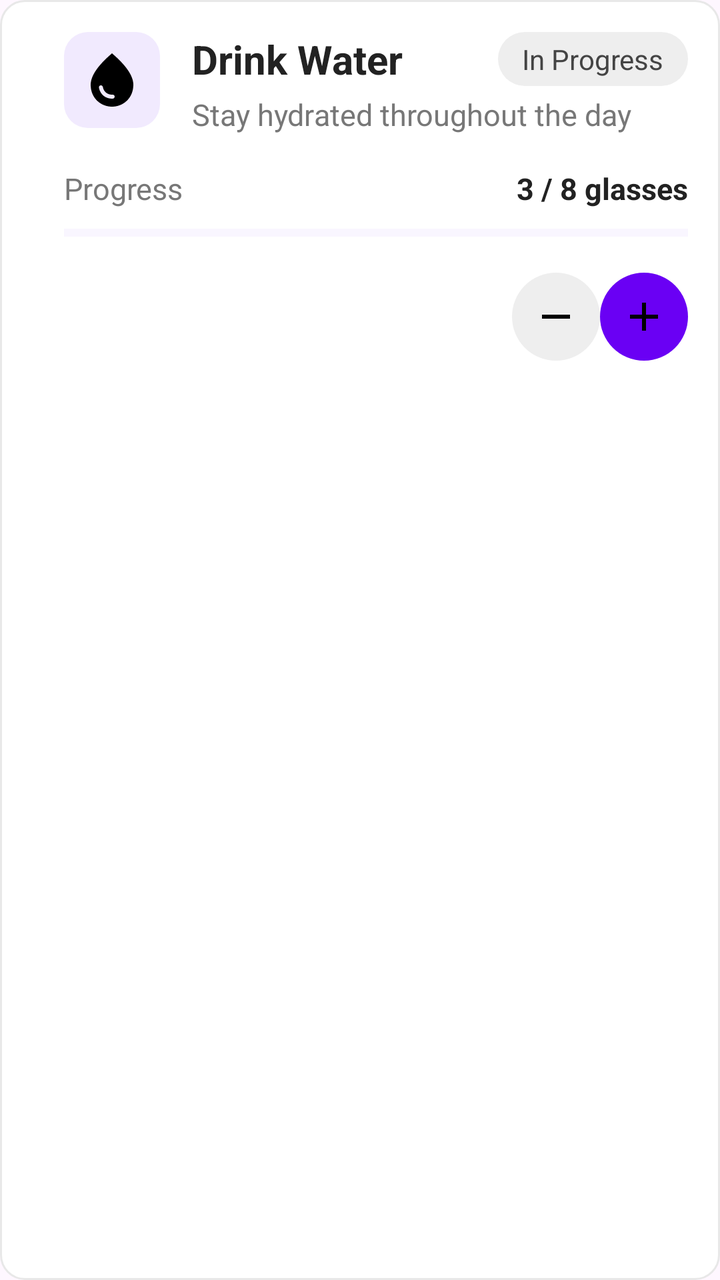
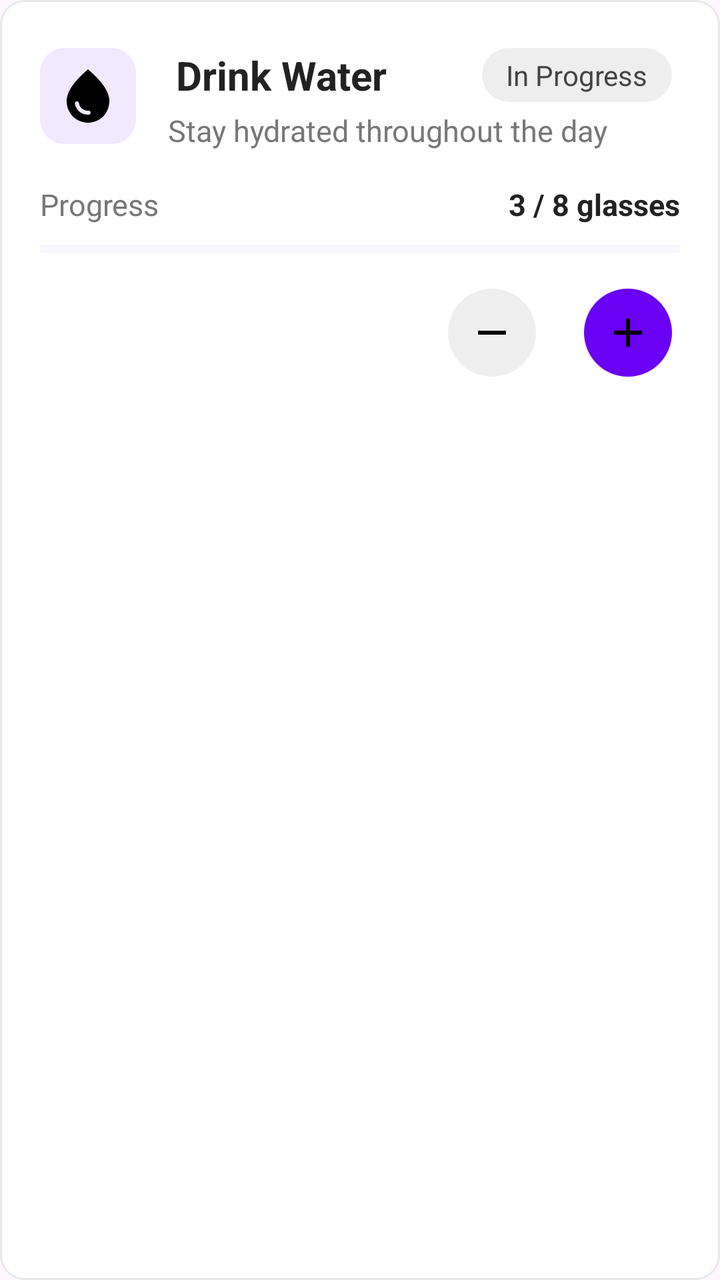

An Android layout rendered at two revisions. The XML below is the earlier revision; the diff shows what the commit changed to produce the second picture.
<!-- AndroidManifest.xml: application theme Theme.HabitTracker_EntitasJahat -->
<!-- res/layout/habit_list_item.xml -->
<?xml version="1.0" encoding="utf-8"?>
<androidx.constraintlayout.widget.ConstraintLayout xmlns:android="http://schemas.android.com/apk/res/android"
    xmlns:app="http://schemas.android.com/apk/res-auto"
    android:layout_width="match_parent"
    android:layout_height="wrap_content"
    android:layout_marginStart="4dp"
    android:layout_marginEnd="4dp"
    android:layout_marginTop="8dp"
    android:layout_marginBottom="8dp"
    android:background="@drawable/bg_card_habit"
    android:padding="16dp">

    <View
        android:id="@+id/viewAccent"
        android:layout_width="4dp"
        android:layout_height="0dp"
        android:background="#5FA965"
        android:visibility="gone"
        app:layout_constraintBottom_toBottomOf="parent"
        app:layout_constraintStart_toStartOf="parent"
        app:layout_constraintTop_toTopOf="parent" />

    <ImageView
        android:id="@+id/imgIcon"
        android:layout_width="48dp"
        android:layout_height="48dp"
        android:layout_marginStart="16dp"
        android:background="@drawable/bg_icon_box"
        android:padding="8dp"
        android:src="@drawable/baseline_water_drop_24"
        app:layout_constraintStart_toStartOf="parent"
        app:layout_constraintTop_toTopOf="parent" />

    <TextView
        android:id="@+id/txtHabitName"
        android:layout_width="0dp"
        android:layout_height="wrap_content"
        android:layout_marginStart="16dp"
        android:layout_marginEnd="8dp"
        android:text="Drink Water"
        android:textColor="#222222"
        android:textSize="20sp"
        android:textStyle="bold"
        app:layout_constraintEnd_toStartOf="@id/txtStatus"
        app:layout_constraintStart_toEndOf="@id/imgIcon"
        app:layout_constraintTop_toTopOf="@id/imgIcon" />

    <TextView
        android:id="@+id/txtStatus"
        android:layout_width="wrap_content"
        android:layout_height="wrap_content"
        android:background="@drawable/bg_status_in_progress"
        android:paddingStart="12dp"
        android:paddingTop="4dp"
        android:paddingEnd="12dp"
        android:paddingBottom="4dp"
        android:text="In Progress"
        android:textColor="#444444"
        android:textSize="14sp"
        app:layout_constraintEnd_toEndOf="parent"
        app:layout_constraintTop_toTopOf="@id/txtHabitName" />

    <TextView
        android:id="@+id/txtDescription"
        android:layout_width="0dp"
        android:layout_height="wrap_content"
        android:layout_marginStart="16dp"
        android:layout_marginTop="4dp"
        android:text="Stay hydrated throughout the day"
        android:textColor="#777777"
        android:textSize="15sp"
        app:layout_constraintEnd_toEndOf="parent"
        app:layout_constraintStart_toEndOf="@id/imgIcon"
        app:layout_constraintTop_toBottomOf="@id/txtHabitName" />

    <TextView
        android:id="@+id/txtProgressLabel"
        android:layout_width="wrap_content"
        android:layout_height="wrap_content"
        android:layout_marginStart="16dp"
        android:layout_marginTop="20dp"
        android:text="Progress"
        android:textColor="#777777"
        android:textSize="15sp"
        app:layout_constraintStart_toStartOf="parent"
        app:layout_constraintTop_toBottomOf="@id/imgIcon" />

    <TextView
        android:id="@+id/txtProgress"
        android:layout_width="wrap_content"
        android:layout_height="wrap_content"
        android:text="3 / 8 glasses"
        android:textColor="#222222"
        android:textSize="15sp"
        android:textStyle="bold"
        app:layout_constraintEnd_toEndOf="parent"
        app:layout_constraintTop_toTopOf="@id/txtProgressLabel" />

    <ProgressBar
        android:id="@+id/progressBar"
        style="?android:attr/progressBarStyleHorizontal"
        android:layout_width="0dp"
        android:layout_height="8dp"
        android:layout_marginStart="16dp"
        android:layout_marginTop="8dp"
        android:max="100"
        android:progress="0"
        android:progressTint="#6A00F4"
        android:progressBackgroundTint="#E8DBFF"
        app:layout_constraintEnd_toEndOf="parent"
        app:layout_constraintStart_toStartOf="parent"
        app:layout_constraintTop_toBottomOf="@id/txtProgressLabel" />

    <ImageButton
        android:id="@+id/btnMinus"
        android:layout_width="44dp"
        android:layout_height="44dp"
        android:layout_marginTop="16dp"
        android:background="@drawable/bg_circle_gray"
        android:padding="10dp"
        android:src="@drawable/baseline_remove_24"
        app:layout_constraintEnd_toStartOf="@id/btnPlus"
        app:layout_constraintTop_toBottomOf="@id/progressBar" />

    <ImageButton
        android:id="@+id/btnPlus"
        android:layout_width="44dp"
        android:layout_height="44dp"
        android:layout_marginStart="8dp"
        android:layout_marginTop="16dp"
        android:background="@drawable/bg_circle_purple"
        android:padding="10dp"
        android:src="@drawable/baseline_add_24"
        app:layout_constraintEnd_toEndOf="parent"
        app:layout_constraintTop_toBottomOf="@id/progressBar" />

</androidx.constraintlayout.widget.ConstraintLayout>
<!-- resources referenced by this layout -->
<resources>
  <!-- drawable baseline_add_24 (drawable) -->
  <vector xmlns:android="http://schemas.android.com/apk/res/android" android:height="24dp" android:tint="#000000" android:viewportHeight="24" android:viewportWidth="24" android:width="24dp">
        
      <path android:fillColor="#FFFFFF" android:pathData="M19,13h-6v6h-2v-6H5v-2h6V5h2v6h6v2z"/>
      
  </vector>
  <!-- drawable baseline_remove_24 (drawable) -->
  <vector xmlns:android="http://schemas.android.com/apk/res/android" android:height="24dp" android:tint="#000000" android:viewportHeight="24" android:viewportWidth="24" android:width="24dp">
        
      <path android:fillColor="#9E9E9E" android:pathData="M19,13H5v-2h14v2z"/>
      
  </vector>
  <!-- drawable baseline_water_drop_24 (drawable) -->
  <vector xmlns:android="http://schemas.android.com/apk/res/android" android:height="24dp" android:tint="#000000" android:viewportHeight="24" android:viewportWidth="24" android:width="24dp">
        
      <path android:fillColor="@android:color/white" android:pathData="M12,2c-5.33,4.55 -8,8.48 -8,11.8c0,4.98 3.8,8.2 8,8.2s8,-3.22 8,-8.2C20,10.48 17.33,6.55 12,2zM7.83,14c0.37,0 0.67,0.26 0.74,0.62c0.41,2.22 2.28,2.98 3.64,2.87c0.43,-0.02 0.79,0.32 0.79,0.75c0,0.4 -0.32,0.73 -0.72,0.75c-2.13,0.13 -4.62,-1.09 -5.19,-4.12C7.01,14.42 7.37,14 7.83,14z"/>
      
  </vector>
  <!-- drawable bg_card_habit (drawable) -->
  <?xml version="1.0" encoding="utf-8"?>
  <shape xmlns:android="http://schemas.android.com/apk/res/android">
      <solid android:color="#FFFFFF" />
      <corners android:radius="12dp" />
      <stroke
          android:width="1dp"
          android:color="#E8E8E8" />
  </shape>
  <!-- drawable bg_circle_gray (drawable) -->
  <?xml version="1.0" encoding="utf-8"?>
  <shape xmlns:android="http://schemas.android.com/apk/res/android">
      <solid android:color="#EEEEEE" />
      <corners android:radius="100dp" />
  </shape>
  <!-- drawable bg_circle_purple (drawable) -->
  <?xml version="1.0" encoding="utf-8"?>
  <shape xmlns:android="http://schemas.android.com/apk/res/android">
      <solid android:color="#6A00F4" />
      <corners android:radius="100dp" />
  </shape>
  <!-- drawable bg_icon_box (drawable) -->
  <?xml version="1.0" encoding="utf-8"?>
  <shape xmlns:android="http://schemas.android.com/apk/res/android">
      <solid android:color="#F1EAFE" />
      <corners android:radius="12dp" />
  </shape>
  <!-- drawable bg_status_in_progress (drawable) -->
  <?xml version="1.0" encoding="utf-8"?>
  <shape xmlns:android="http://schemas.android.com/apk/res/android">
      <solid android:color="#EEEEEE" />
      <corners android:radius="20dp" />
  </shape>
  <style name="Theme.HabitTracker_EntitasJahat" parent="Base.Theme.HabitTracker_EntitasJahat" />
  <style name="Base.Theme.HabitTracker_EntitasJahat" parent="Theme.Material3.DayNight.NoActionBar">
          
          
      </style>
</resources>

<!-- the commit's change to res/layout/habit_list_item.xml (unified diff, before → after) -->
@@ -3,12 +3,12 @@
     xmlns:app="http://schemas.android.com/apk/res-auto"
     android:layout_width="match_parent"
     android:layout_height="wrap_content"
-    android:layout_marginStart="4dp"
-    android:layout_marginEnd="4dp"
+    android:layout_marginStart="8dp"
+    android:layout_marginEnd="8dp"
     android:layout_marginTop="8dp"
     android:layout_marginBottom="8dp"
-    android:background="@drawable/bg_card_habit"
-    android:padding="16dp">
+    android:background="@drawable/bg_card_habit">
+
 
     <View
         android:id="@+id/viewAccent"
@@ -24,9 +24,10 @@
         android:id="@+id/imgIcon"
         android:layout_width="48dp"
         android:layout_height="48dp"
-        android:layout_marginStart="16dp"
+        android:layout_marginStart="20dp"
         android:background="@drawable/bg_icon_box"
         android:padding="8dp"
+        android:layout_marginTop="24dp"
         android:src="@drawable/baseline_water_drop_24"
         app:layout_constraintStart_toStartOf="parent"
         app:layout_constraintTop_toTopOf="parent" />
@@ -35,7 +36,8 @@
         android:id="@+id/txtHabitName"
         android:layout_width="0dp"
         android:layout_height="wrap_content"
-        android:layout_marginStart="16dp"
+        android:layout_marginTop="24dp"
+        android:layout_marginStart="20dp"
         android:layout_marginEnd="8dp"
         android:text="Drink Water"
         android:textColor="#222222"
@@ -43,7 +45,7 @@
         android:textStyle="bold"
         app:layout_constraintEnd_toStartOf="@id/txtStatus"
         app:layout_constraintStart_toEndOf="@id/imgIcon"
-        app:layout_constraintTop_toTopOf="@id/imgIcon" />
+        app:layout_constraintTop_toTopOf="parent" />
 
     <TextView
         android:id="@+id/txtStatus"
@@ -54,11 +56,13 @@
         android:paddingTop="4dp"
         android:paddingEnd="12dp"
         android:paddingBottom="4dp"
+        android:layout_marginTop="24dp"
+        android:layout_marginEnd="24dp"
         android:text="In Progress"
         android:textColor="#444444"
         android:textSize="14sp"
         app:layout_constraintEnd_toEndOf="parent"
-        app:layout_constraintTop_toTopOf="@id/txtHabitName" />
+        app:layout_constraintTop_toTopOf="parent" />
 
     <TextView
         android:id="@+id/txtDescription"
@@ -66,6 +70,7 @@
         android:layout_height="wrap_content"
         android:layout_marginStart="16dp"
         android:layout_marginTop="4dp"
+        android:layout_marginEnd="16dp"
         android:text="Stay hydrated throughout the day"
         android:textColor="#777777"
         android:textSize="15sp"
@@ -77,7 +82,7 @@
         android:id="@+id/txtProgressLabel"
         android:layout_width="wrap_content"
         android:layout_height="wrap_content"
-        android:layout_marginStart="16dp"
+        android:layout_marginStart="20dp"
         android:layout_marginTop="20dp"
         android:text="Progress"
         android:textColor="#777777"
@@ -93,6 +98,7 @@
         android:textColor="#222222"
         android:textSize="15sp"
         android:textStyle="bold"
+        android:layout_marginEnd="20dp"
         app:layout_constraintEnd_toEndOf="parent"
         app:layout_constraintTop_toTopOf="@id/txtProgressLabel" />
 
@@ -101,7 +107,8 @@
         style="?android:attr/progressBarStyleHorizontal"
         android:layout_width="0dp"
         android:layout_height="8dp"
-        android:layout_marginStart="16dp"
+        android:layout_marginStart="20dp"
+        android:layout_marginEnd="20dp"
         android:layout_marginTop="8dp"
         android:max="100"
         android:progress="0"
@@ -116,6 +123,8 @@
         android:layout_width="44dp"
         android:layout_height="44dp"
         android:layout_marginTop="16dp"
+        android:layout_marginBottom="24dp"
+        android:layout_marginEnd="24dp"
         android:background="@drawable/bg_circle_gray"
         android:padding="10dp"
         android:src="@drawable/baseline_remove_24"
@@ -127,7 +136,9 @@
         android:layout_width="44dp"
         android:layout_height="44dp"
         android:layout_marginStart="8dp"
+        android:layout_marginEnd="24dp"
         android:layout_marginTop="16dp"
+        android:layout_marginBottom="24dp"
         android:background="@drawable/bg_circle_purple"
         android:padding="10dp"
         android:src="@drawable/baseline_add_24"
